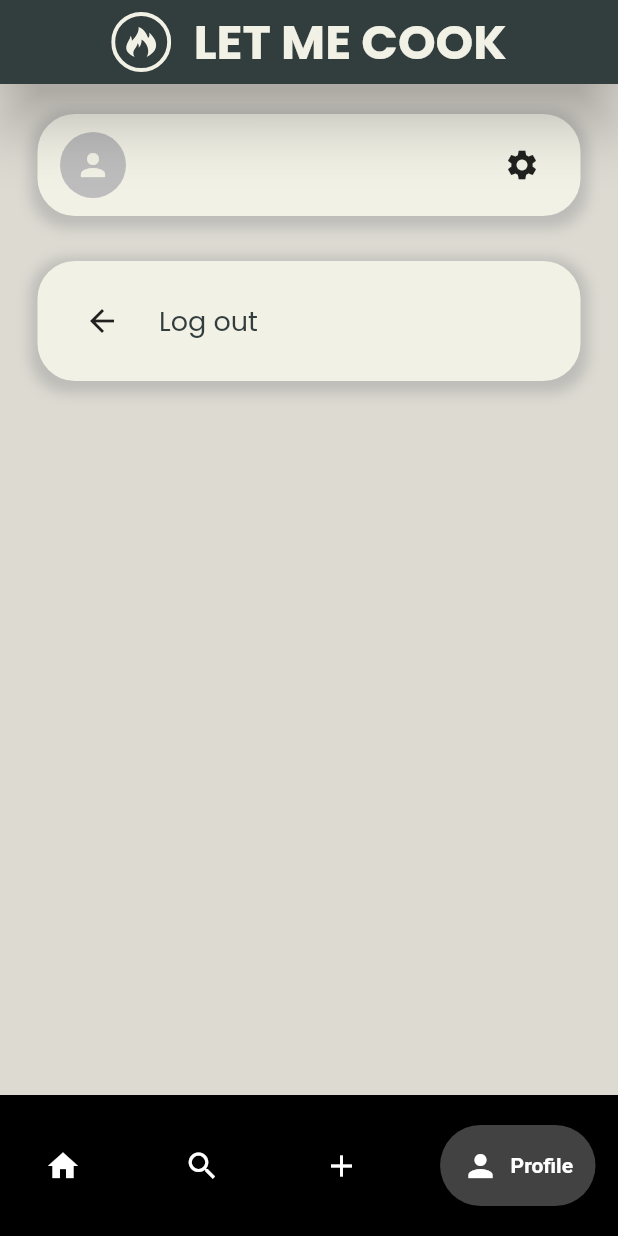
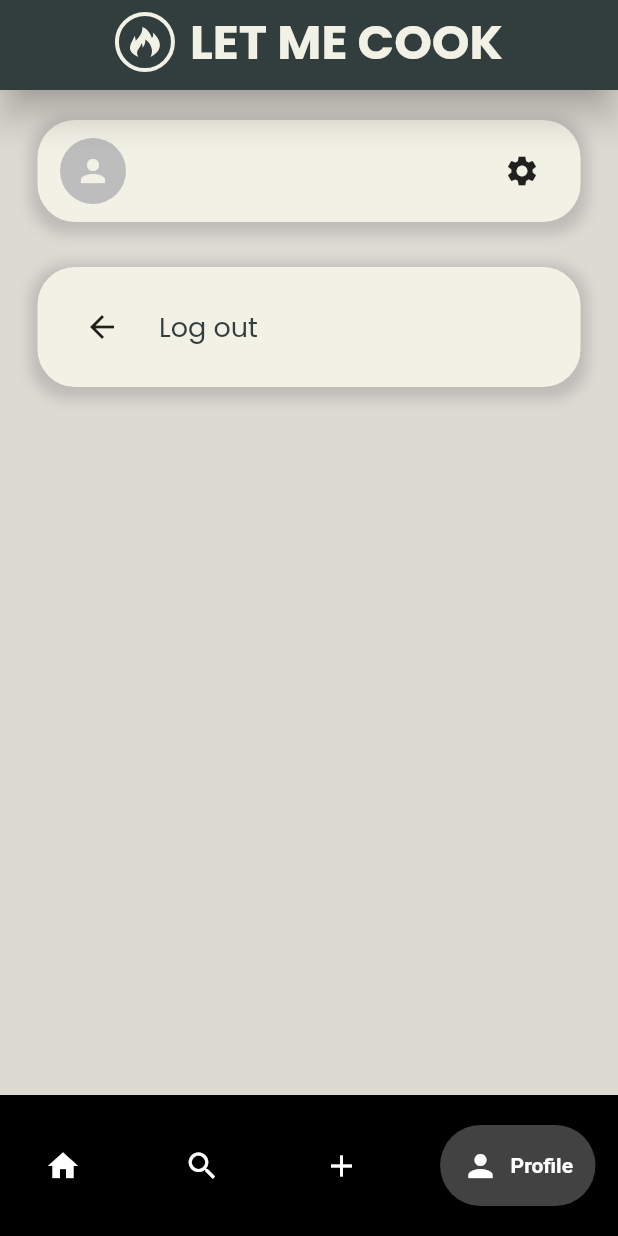
Before and after one commit to clarence00/letmecook, a Flutter app: the screen it shows once a user with an empty profile is signed in, item 4 of the bottom bar chosen, on a phone screen of 412 x 824 dp. Run offline on Flutter 3.47's test engine with Material 2 defaults, Android fonts, the phone set to English and light mode, and no system bars; drawn by our look-alikes of google_nav_bar; our stand-ins replace cloud_firestore, firebase_auth, firebase_core, flutter_animate, flutter_svg, google_fonts; accounts and stored records are empty.

Commit message:
[ui]: appbar ui modified

```diff
--- a/lib/widgets/top_appbar.dart
+++ b/lib/widgets/top_appbar.dart
@@ -10,15 +10,13 @@ class MyAppBar extends StatelessWidget implements PreferredSizeWidget {
   Widget build(BuildContext context) {
     return AppBar(
       backgroundColor: AppColors.dark,
-      elevation: 16,
-      title: Center(
-        child: Row(
+      elevation: 10,
+      title: Row(
         mainAxisAlignment: MainAxisAlignment.center,
         children: [
-            Logos.letMeCookLogoSmall,
-            const SizedBox(
-              width: 15,
-            ),
+          Container(
+              margin: const EdgeInsets.only(right: 10),
+              child: Logos.letMeCookLogoSmall),
           const StyledText(
             text: 'LET ME COOK',
             color: AppColors.light,
@@ -27,10 +25,9 @@ class MyAppBar extends StatelessWidget implements PreferredSizeWidget {
           )
         ],
       ),
-      ),
     );
   }
 
   @override
-  Size get preferredSize => const Size.fromHeight(kToolbarHeight);
+  Size get preferredSize => const Size.fromHeight(60);
 }
```
Lines whose indentation alone changed are shown as unchanged.
